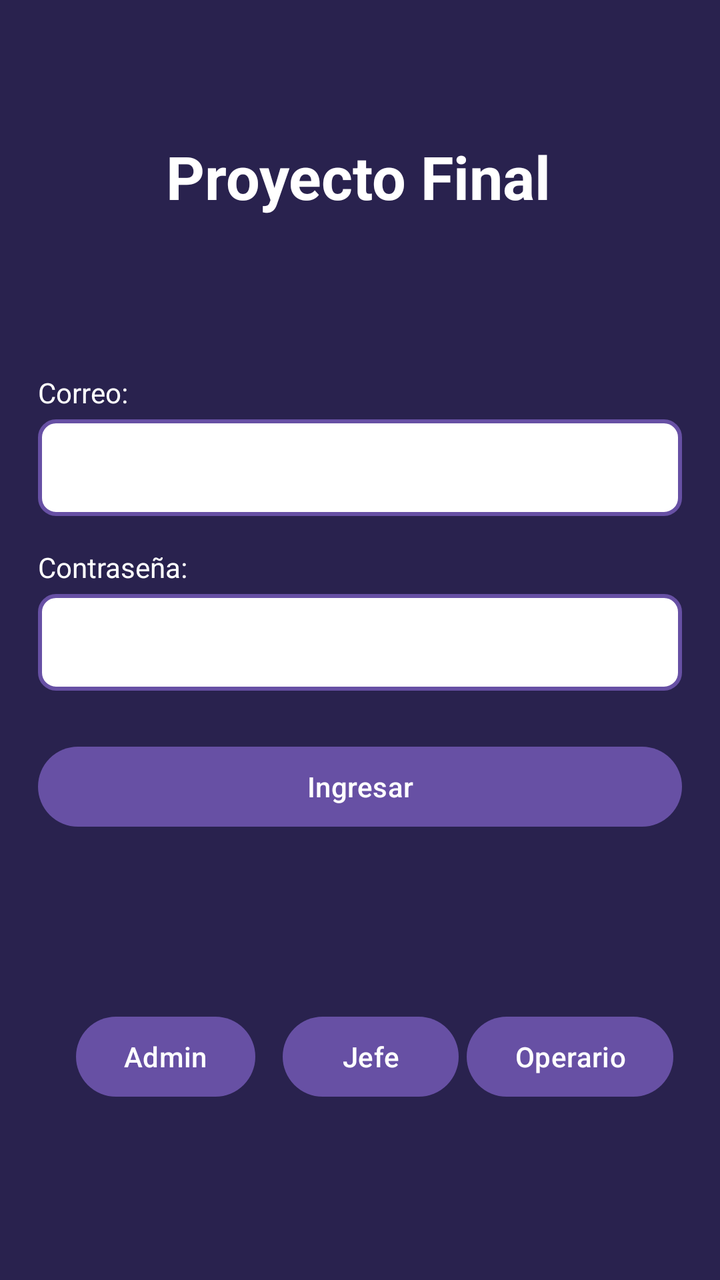
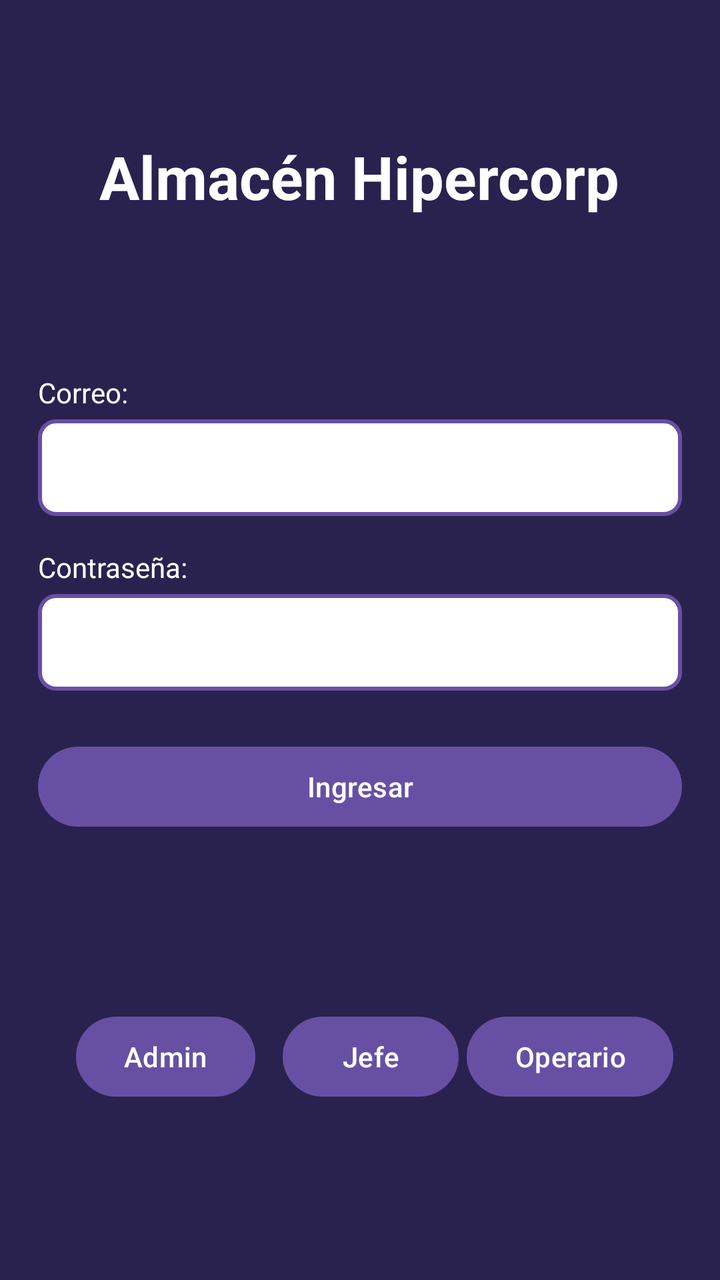

Two renders of the same Android screen: before a commit and after it. Below are the layout's source before the change and the commit's diff.
<!-- AndroidManifest.xml: application theme Theme.AlcamenProyectoFinal -->
<!-- res/layout/activity_main.xml -->
<?xml version="1.0" encoding="utf-8"?>
<androidx.constraintlayout.widget.ConstraintLayout xmlns:android="http://schemas.android.com/apk/res/android"
    xmlns:app="http://schemas.android.com/apk/res-auto"
    xmlns:tools="http://schemas.android.com/tools"
    android:id="@+id/main"
    android:background="#29224E"
    android:layout_width="match_parent"
    android:layout_height="match_parent"
    tools:context=".MainActivity">

    <TextView
        android:id="@+id/textView"
        android:layout_width="wrap_content"
        android:layout_height="wrap_content"
        android:layout_marginTop="68dp"
        android:text="Proyecto Final"
        android:textColor="#FFFFFF"
        android:textSize="30sp"
        android:textStyle="bold"
        app:layout_constraintEnd_toEndOf="parent"
        app:layout_constraintHorizontal_bias="0.497"
        app:layout_constraintStart_toStartOf="parent"
        app:layout_constraintTop_toTopOf="parent" />

    <LinearLayout
        android:layout_width="322dp"
        android:layout_height="267dp"
        android:orientation="vertical"
        app:layout_constraintBottom_toBottomOf="parent"
        app:layout_constraintEnd_toEndOf="parent"
        app:layout_constraintStart_toStartOf="parent"
        app:layout_constraintTop_toTopOf="parent">

        <TextView
            android:id="@+id/textView2"
            android:layout_width="match_parent"
            android:textColor="#FFFFFF"
            android:layout_height="wrap_content"
            android:text="Correo:" />

        <EditText
            android:id="@+id/txtCorreo"
            android:layout_width="match_parent"
            android:layout_height="wrap_content"
            android:layout_marginTop="4dp"
            android:layout_marginBottom="16dp"
            android:background="@drawable/input_border"
            android:ems="10"
            android:inputType="textEmailAddress"
            android:padding="12dp" />

        <TextView
            android:id="@+id/textView3"
            android:layout_width="match_parent"
            android:textColor="#FFFFFF"
            android:layout_height="wrap_content"
            android:text="Contraseña:" />

        <EditText
            android:id="@+id/txtPasswordLogin"
            android:layout_width="match_parent"
            android:layout_height="wrap_content"
            android:ems="10"
            android:inputType="textPassword"
            android:background="@drawable/input_border"
            android:padding="12dp"
            android:layout_marginTop="4dp"
            android:layout_marginBottom="24dp" />

        <Button
            android:id="@+id/button"
            android:layout_width="match_parent"
            android:layout_height="wrap_content"
            android:onClick="btnLogin"
            android:text="Ingresar" />


    </LinearLayout>

    <Button
        android:id="@+id/button2"
        android:layout_width="wrap_content"
        android:layout_height="wrap_content"
        android:onClick="btnAdmin"
        android:text="Admin"
        app:layout_constraintBottom_toBottomOf="parent"
        app:layout_constraintEnd_toEndOf="parent"
        app:layout_constraintHorizontal_bias="0.14"
        app:layout_constraintStart_toStartOf="parent"
        app:layout_constraintTop_toTopOf="parent"
        app:layout_constraintVertical_bias="0.852" />

    <Button
        android:id="@+id/button3"
        android:layout_width="wrap_content"
        android:layout_height="wrap_content"
        android:onClick="btnJefe"
        android:text="Jefe"
        app:layout_constraintBottom_toBottomOf="parent"
        app:layout_constraintEnd_toEndOf="parent"
        app:layout_constraintHorizontal_bias="0.52"
        app:layout_constraintStart_toStartOf="parent"
        app:layout_constraintTop_toTopOf="parent"
        app:layout_constraintVertical_bias="0.852" />

    <Button
        android:id="@+id/button4"
        android:layout_width="wrap_content"
        android:layout_height="wrap_content"
        android:onClick="btnOperario"
        android:text="Operario"
        app:layout_constraintBottom_toBottomOf="parent"
        app:layout_constraintEnd_toEndOf="parent"
        app:layout_constraintHorizontal_bias="0.909"
        app:layout_constraintStart_toStartOf="parent"
        app:layout_constraintTop_toTopOf="parent"
        app:layout_constraintVertical_bias="0.852" />

</androidx.constraintlayout.widget.ConstraintLayout>
<!-- resources referenced by this layout -->
<resources>
  <!-- drawable input_border (drawable) -->
  <?xml version="1.0" encoding="utf-8"?>
  <shape xmlns:android="http://schemas.android.com/apk/res/android"
      android:shape="rectangle">
  
      <solid android:color="#FFFFFF" />
  
      <stroke
          android:width="2dp"
          android:color="#6750A4" />
  
      <corners android:radius="8dp" />
  
  </shape>
  <style name="Theme.AlcamenProyectoFinal" parent="Base.Theme.AlcamenProyectoFinal" />
  <style name="Base.Theme.AlcamenProyectoFinal" parent="Theme.Material3.DayNight.NoActionBar">
          
          
      </style>
</resources>

<!-- the commit's change to res/layout/activity_main.xml (unified diff, before → after) -->
@@ -13,7 +13,7 @@
         android:layout_width="wrap_content"
         android:layout_height="wrap_content"
         android:layout_marginTop="68dp"
-        android:text="Proyecto Final"
+        android:text="Almacén Hipercorp"
         android:textColor="#FFFFFF"
         android:textSize="30sp"
         android:textStyle="bold"
@@ -26,10 +26,13 @@
         android:layout_width="322dp"
         android:layout_height="267dp"
         android:orientation="vertical"
+        android:textColor="#000000"
         app:layout_constraintBottom_toBottomOf="parent"
         app:layout_constraintEnd_toEndOf="parent"
         app:layout_constraintStart_toStartOf="parent"
         app:layout_constraintTop_toTopOf="parent">
+
+
 
         <TextView
             android:id="@+id/textView2"
@@ -44,6 +47,7 @@
             android:layout_height="wrap_content"
             android:layout_marginTop="4dp"
             android:layout_marginBottom="16dp"
+            android:textColor="#000000"
             android:background="@drawable/input_border"
             android:ems="10"
             android:inputType="textEmailAddress"
@@ -60,6 +64,7 @@
             android:id="@+id/txtPasswordLogin"
             android:layout_width="match_parent"
             android:layout_height="wrap_content"
+            android:textColor="#000000"
             android:ems="10"
             android:inputType="textPassword"
             android:background="@drawable/input_border"
